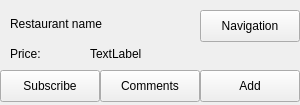
This is deliciousClient/RestaurantInfoForm.ui in gaoxiaojun/delicacymap as Qt 5 draws it before an edit. The edited form follows.
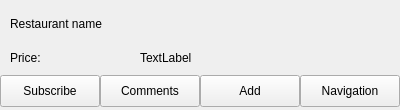
This is the edited form.

```diff
--- a/deliciousClient/RestaurantInfoForm.ui
+++ b/deliciousClient/RestaurantInfoForm.ui
@@ -6,8 +6,8 @@
    <rect>
     <x>0</x>
     <y>0</y>
-    <width>300</width>
-    <height>105</height>
+    <width>400</width>
+    <height>110</height>
    </rect>
   </property>
   <property name="contextMenuPolicy">
@@ -24,7 +24,7 @@
     <rect>
      <x>10</x>
      <y>10</y>
-     <width>201</width>
+     <width>351</width>
      <height>28</height>
     </rect>
    </property>
@@ -39,8 +39,8 @@
    <property name="geometry">
     <rect>
      <x>10</x>
-     <y>40</y>
-     <width>71</width>
+     <y>44</y>
+     <width>111</width>
      <height>28</height>
     </rect>
    </property>
@@ -51,9 +51,9 @@
   <widget class="QLabel" name="label_price">
    <property name="geometry">
     <rect>
-     <x>90</x>
-     <y>40</y>
-     <width>61</width>
+     <x>140</x>
+     <y>44</y>
+     <width>81</width>
      <height>28</height>
     </rect>
    </property>
@@ -84,7 +84,7 @@
    <property name="geometry">
     <rect>
      <x>100</x>
-     <y>70</y>
+     <y>75</y>
      <width>100</width>
      <height>32</height>
     </rect>
@@ -97,7 +97,7 @@
    <property name="geometry">
     <rect>
      <x>200</x>
-     <y>70</y>
+     <y>75</y>
      <width>100</width>
      <height>32</height>
     </rect>
@@ -142,8 +142,8 @@
   <widget class="QPushButton" name="btnRouting">
    <property name="geometry">
     <rect>
-     <x>200</x>
-     <y>10</y>
+     <x>300</x>
+     <y>75</y>
      <width>100</width>
      <height>32</height>
     </rect>
@@ -156,7 +156,7 @@
    <property name="geometry">
     <rect>
      <x>0</x>
-     <y>70</y>
+     <y>75</y>
      <width>100</width>
      <height>32</height>
     </rect>
```
Left out of the diff: 6 changed lines with no effect on the pictures.
